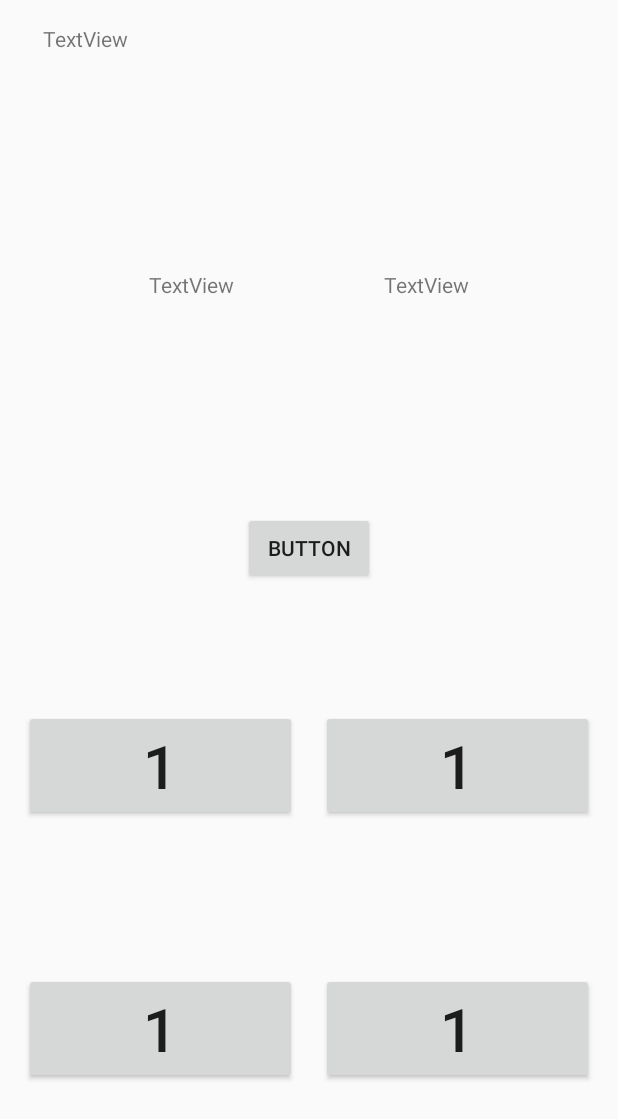
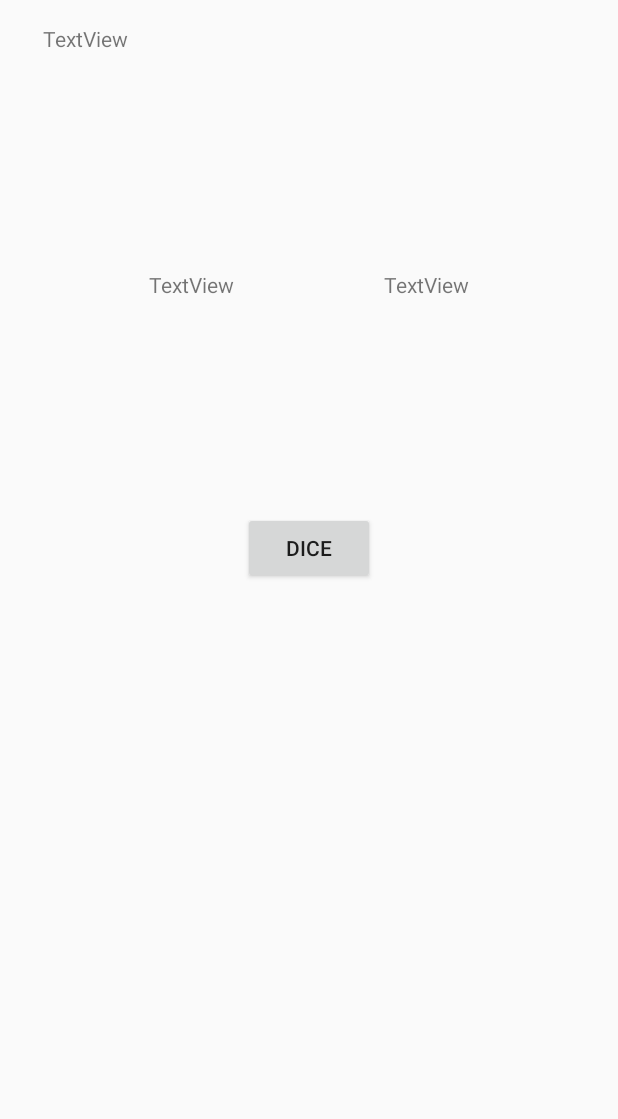
Before and after one commit to Zahra-Jannesari/mathematicalOperationRace, an Android app: the layout activity_main.xml on its own in the app's theme, with its tools: preview values and no code run, on a phone screen of 412 x 824 dp. Shown: the top 1119 px of the screen. Run offline under Robolectric (Android 15) with nearby library versions, the phone set to English and light mode, and no system bars.

Commit message:
set dice button

```diff
--- a/app/src/main/res/layout/activity_main.xml
+++ b/app/src/main/res/layout/activity_main.xml
@@ -43,7 +43,7 @@
         android:id="@+id/button_dice"
         android:layout_width="wrap_content"
         android:layout_height="wrap_content"
-        android:text="Button"
+        android:text="dice"
         app:layout_constraintBottom_toBottomOf="parent"
         app:layout_constraintEnd_toEndOf="parent"
         app:layout_constraintHorizontal_bias="0.501"
@@ -52,7 +52,7 @@
         app:layout_constraintVertical_bias="0.246" />
 
     <LinearLayout
-        android:id="@+id/linearLayout"
+        android:id="@+id/linearLayout1"
         android:layout_width="match_parent"
         android:layout_height="wrap_content"
         android:layout_marginHorizontal="8dp"
@@ -83,29 +83,41 @@
     </LinearLayout>
 
     <LinearLayout
+        android:id="@+id/LinearLayout2"
         android:layout_width="match_parent"
         android:layout_height="wrap_content"
+        android:layout_marginHorizontal="8dp"
         android:orientation="horizontal"
         app:layout_constraintBottom_toBottomOf="parent"
         app:layout_constraintEnd_toEndOf="parent"
         app:layout_constraintStart_toStartOf="parent"
-        app:layout_constraintTop_toBottomOf="@+id/linearLayout"
-        android:layout_marginHorizontal="8dp">
+        app:layout_constraintTop_toBottomOf="@+id/linearLayout1">
+
         <Button
             android:id="@+id/button3"
             android:layout_width="match_parent"
             android:layout_height="wrap_content"
+            android:layout_marginHorizontal="8dp"
             android:layout_weight="1"
             android:text="1"
-            android:textSize="40sp"
-            android:layout_marginHorizontal="8dp"/>
+            android:textSize="40sp" />
+
         <Button
             android:id="@+id/button4"
             android:layout_width="match_parent"
             android:layout_height="wrap_content"
+            android:layout_marginHorizontal="8dp"
             android:layout_weight="1"
             android:text="1"
-            android:textSize="40sp"
-            android:layout_marginHorizontal="8dp"/>
+            android:textSize="40sp" />
     </LinearLayout>
+
+    <androidx.constraintlayout.widget.Group
+        android:id="@+id/group_answers"
+        android:layout_width="wrap_content"
+        android:layout_height="wrap_content"
+        app:constraint_referenced_ids="linearLayout1,LinearLayout2"
+        android:visibility="gone"/>
+
+
 </androidx.constraintlayout.widget.ConstraintLayout>
```
Also changed, not shown: app/src/main/java/com/zarisa/numbergame/MainActivity.kt (+37 -1 lines).
